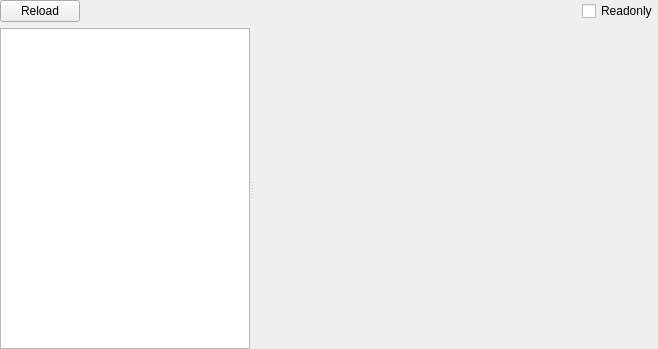
Before: the Qt Designer form PE/pewidget.ui in horsicq/FormatWidgets, drawn with Qt 5.
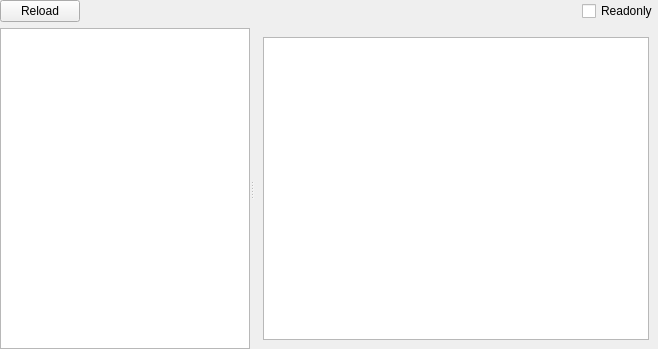
After: the same form once the commit is applied. The open tabs and pages were chosen to show the change. Custom widgets are drawn as their Qt base class.

```diff
--- a/PE/pewidget.ui
+++ b/PE/pewidget.ui
@@ -806,7 +806,35 @@
        </layout>
       </widget>
       <widget class="QWidget" name="page_BoundImport"/>
-      <widget class="QWidget" name="page_DelayImport"/>
+      <widget class="QWidget" name="page_DelayImport">
+       <layout class="QVBoxLayout" name="verticalLayout_18">
+        <item>
+         <widget class="QTableWidget" name="tableWidget_DelayImport">
+          <property name="contextMenuPolicy">
+           <enum>Qt::CustomContextMenu</enum>
+          </property>
+          <property name="editTriggers">
+           <set>QAbstractItemView::NoEditTriggers</set>
+          </property>
+          <property name="selectionMode">
+           <enum>QAbstractItemView::SingleSelection</enum>
+          </property>
+          <property name="selectionBehavior">
+           <enum>QAbstractItemView::SelectRows</enum>
+          </property>
+          <attribute name="horizontalHeaderVisible">
+           <bool>false</bool>
+          </attribute>
+          <attribute name="verticalHeaderVisible">
+           <bool>false</bool>
+          </attribute>
+          <attribute name="verticalHeaderDefaultSectionSize">
+           <number>21</number>
+          </attribute>
+         </widget>
+        </item>
+       </layout>
+      </widget>
       <widget class="QWidget" name="page_Overlay">
        <layout class="QVBoxLayout" name="verticalLayout_11">
         <property name="spacing">
```
Left out of the diff: 2 changed lines with no effect on the pictures.
